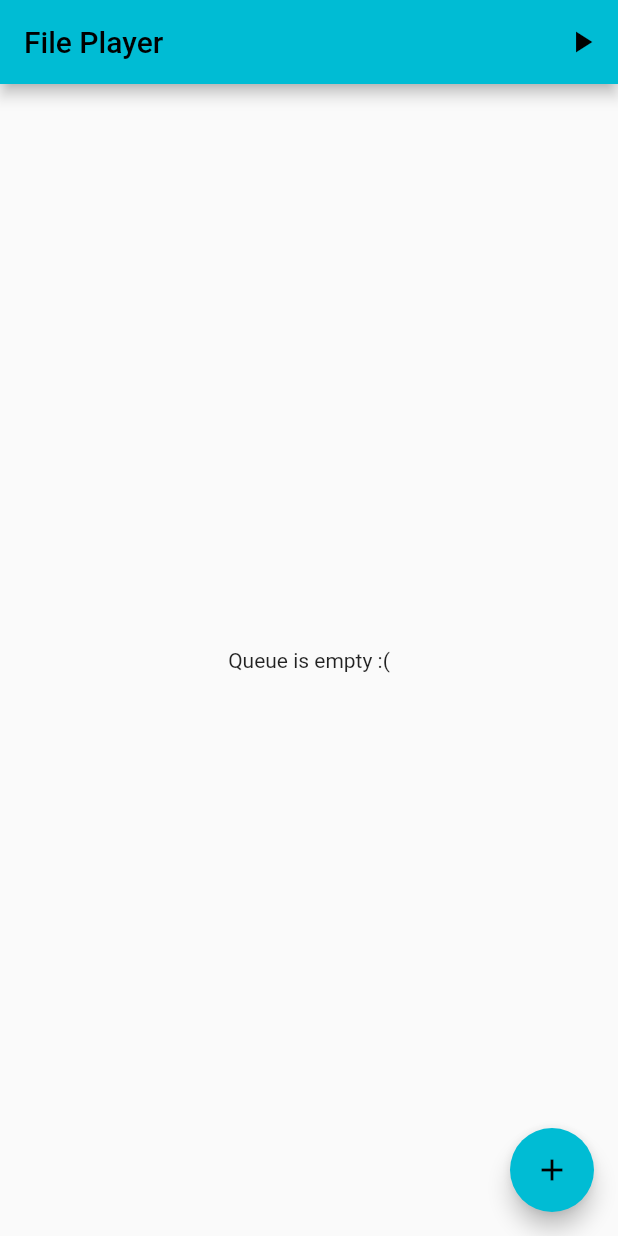
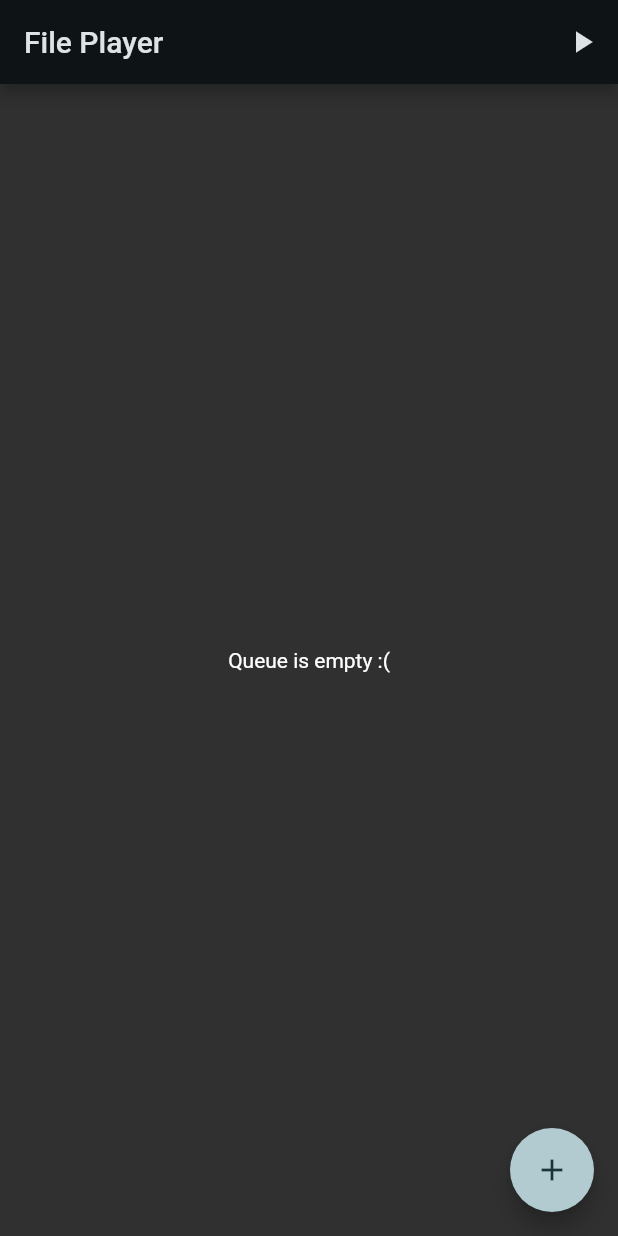
Before and after one commit to shillerben/file_player, a Flutter app: the screen it shows after launch, on a phone screen of 412 x 824 dp. Run offline on Flutter 3.47's test engine with Material 2 defaults, Android fonts, the light colour scheme and no system bars; our stand-ins replace chewie, file_picker, flutter_slidable, video_player.

Commit message:
dark theme ;)

```diff
--- a/lib/main.dart
+++ b/lib/main.dart
@@ -18,8 +18,8 @@ class MyApp extends StatelessWidget {
     return MaterialApp(
       title: 'File Player',
       theme: ThemeData(
-        primarySwatch: Colors.cyan,
-      ),
+          colorScheme: ColorScheme.fromSeed(
+              seedColor: Colors.cyan, brightness: Brightness.dark)),
       home: Consumer<QueueModel>(builder: (context, queue, child) {
         return MyHomePage(title: 'File Player', queue: queue);
       }),
--- a/lib/player_page.dart
+++ b/lib/player_page.dart
@@ -81,7 +81,8 @@ class _PlayerScreenState extends State<PlayerScreen> {
               // controlsSafeAreaMinimum: const EdgeInsets.only(bottom: 25.0),
             );
             return Container(
-              margin: const EdgeInsets.all(8.0),
+              color: Theme.of(context).colorScheme.background,
+              padding: const EdgeInsets.all(8.0),
               child: Column(
                 mainAxisAlignment: MainAxisAlignment.center,
                 children: [
```
